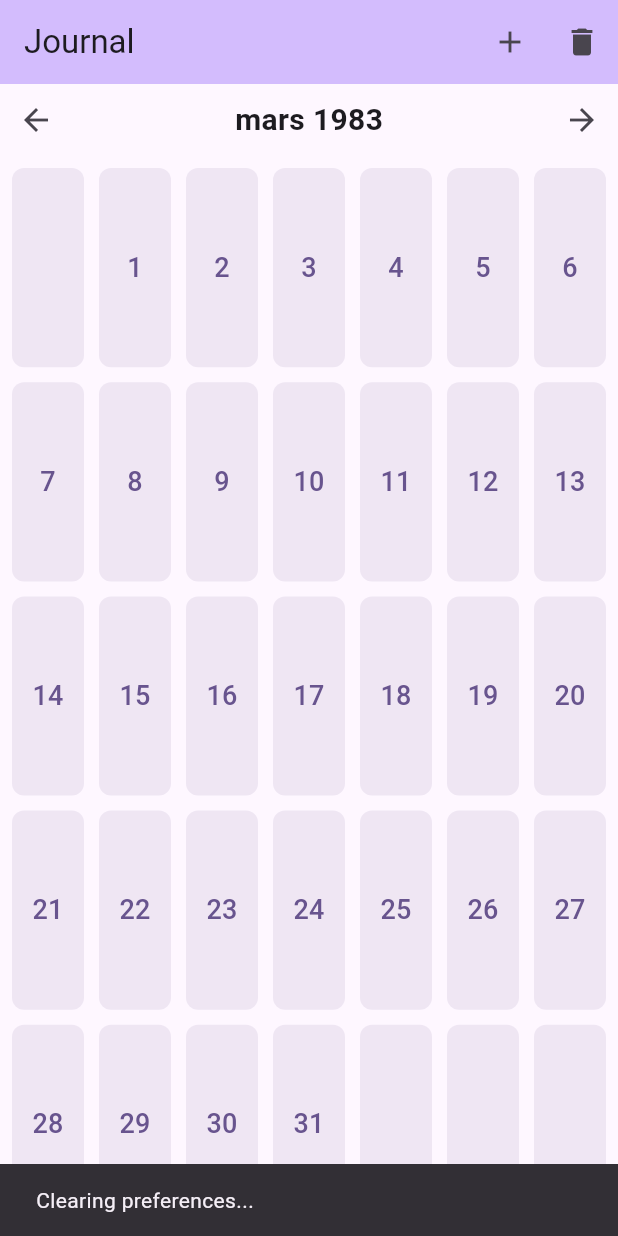
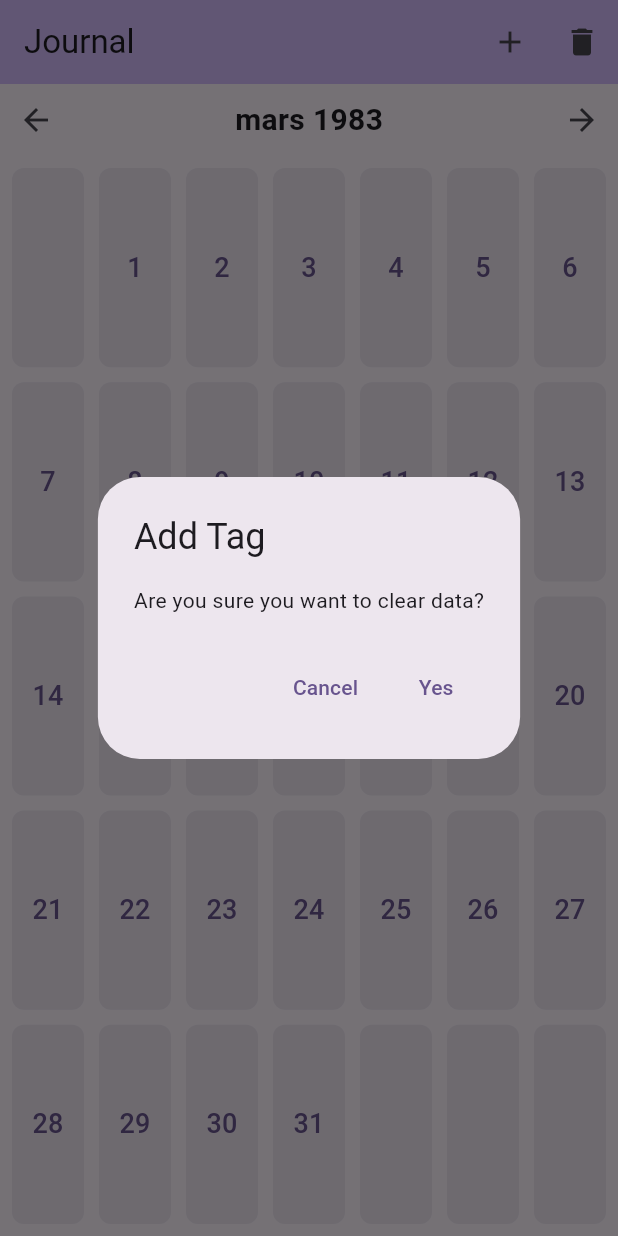
Before and after one commit to HoppenR/flutter-journal-app, a Flutter app: the screen it shows after launch, after a tap on the "delete" icon, on a phone screen of 412 x 824 dp. Run offline on Flutter 3.47's test engine with Material 3 defaults, Android fonts, the phone set to English and light mode, and no system bars; our stand-ins replace shared_preferences.

Commit message:
Add confirmation dialog for clearing preferences

```diff
--- a/lib/main.dart
+++ b/lib/main.dart
@@ -117,8 +117,33 @@ class _JournalPageState extends State<JournalPage> {
     super.dispose();
   }
 
+  void _showClearPreferencesWindow(BuildContext context) {
+    showDialog(
+      context: context,
+      builder: _buildClearPreferencesDialog,
+    );
+  }
+
+  Widget _buildClearPreferencesDialog(BuildContext context) => AlertDialog(
+    title: const Text('Add Tag'),
+    content: const Text('Are you sure you want to clear data?'),
+    actions: <Widget>[
+      TextButton(
+        onPressed: Navigator.of(context).pop,
+        child: const Text('Cancel'),
+      ),
+      TextButton(
+        onPressed: () {
+          _clearPreferences(context);
+          _showSnackBar(context, 'Preferences cleared');
+          Navigator.of(context).pop();
+        },
+        child: const Text('Yes'),
+      ),
+    ],
+  );
+
   Future<void> _clearPreferences(BuildContext context) async {
-    _showSnackBar(context, 'Clearing preferences...');
     final SharedPreferences prefs = await SharedPreferences.getInstance();
     await prefs.clear();
     setState(() {
@@ -194,6 +219,9 @@ class _JournalPageState extends State<JournalPage> {
     );
   }
 
+  // TODO(Christoffer): These dialogs could be Form-widgets in a new page.
+  //                    We don't need to see what's behind it and we are
+  //                    interacting with it for a longer time.
   Widget _buildAddTagDialog(
     TextEditingController tagController,
     List<TextEditingController> optionControllers,
@@ -260,7 +288,6 @@ class _JournalPageState extends State<JournalPage> {
           onPressed: Navigator.of(context).pop,
           child: const Text('Cancel'),
         ),
-        // TODO(Christoffer): Save buttons can be purple when a valid save
         TextButton(
           onPressed: _isTagValid(tagController, selectedType, optionControllers)
           ? () {
@@ -323,6 +350,9 @@ class _JournalPageState extends State<JournalPage> {
     );
   }
 
+  // TODO(Christoffer): These dialogs could be Form-widgets in a new page.
+  //                    We don't need to see what's behind it and we are
+  //                    interacting with it for a longer time.
   Widget _buildApplyTagDialog(
     DateTime date,
     String? selectedTagname,
@@ -373,7 +403,6 @@ class _JournalPageState extends State<JournalPage> {
           onPressed: Navigator.of(context).pop,
           child: const Text('Cancel'),
         ),
-        // TODO(Christoffer): Save buttons can be purple when a valid save
         TextButton(
           onPressed: (selectedTagname != null && selectedTagvalue != null)
             ? () {
@@ -412,7 +441,7 @@ class _JournalPageState extends State<JournalPage> {
         ),
         IconButton(
           icon: const Icon(Icons.delete),
-          onPressed: () => _clearPreferences(context),
+          onPressed: () => _showClearPreferencesWindow(context),
         ),
       ],
     ),
@@ -495,6 +524,10 @@ class _JournalPageState extends State<JournalPage> {
 
         return TextButton(
           onPressed: isDayInMonth
+            // TODO(Christoffer): Display a page with the applied tags,
+            //                    with a plus button to add a new tag.
+            //                    Reason being to be able to edit/remove tags
+            //                    as well as view/add them in a single screen.
             ? () => _showApplyTagWindow(context, curDay)
             : null,
           style: _buttonStyle(context),
```
